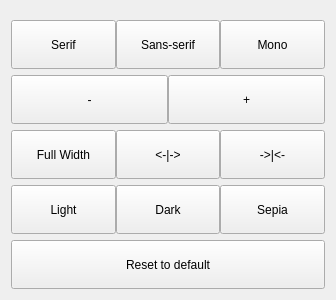
Qt form src/styleEditorWindow.ui (nuttyartist/notes) before a commit.
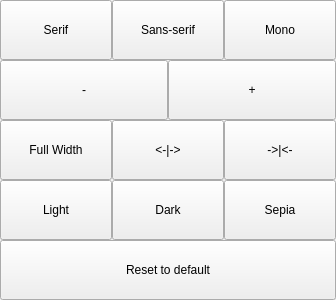
The same form after that commit.

Commit message: Change editor settings layout margins

What changed in the file:
```diff
--- a/src/styleEditorWindow.ui
+++ b/src/styleEditorWindow.ui
@@ -17,8 +17,20 @@
    <string notr="true"/>
   </property>
   <layout class="QVBoxLayout" name="verticalLayout">
+   <property name="spacing">
+    <number>0</number>
+   </property>
+   <property name="leftMargin">
+    <number>0</number>
+   </property>
    <property name="topMargin">
-    <number>20</number>
+    <number>0</number>
+   </property>
+   <property name="rightMargin">
+    <number>0</number>
+   </property>
+   <property name="bottomMargin">
+    <number>0</number>
    </property>
    <item>
     <layout class="QHBoxLayout" name="horizontalLayout">
```
